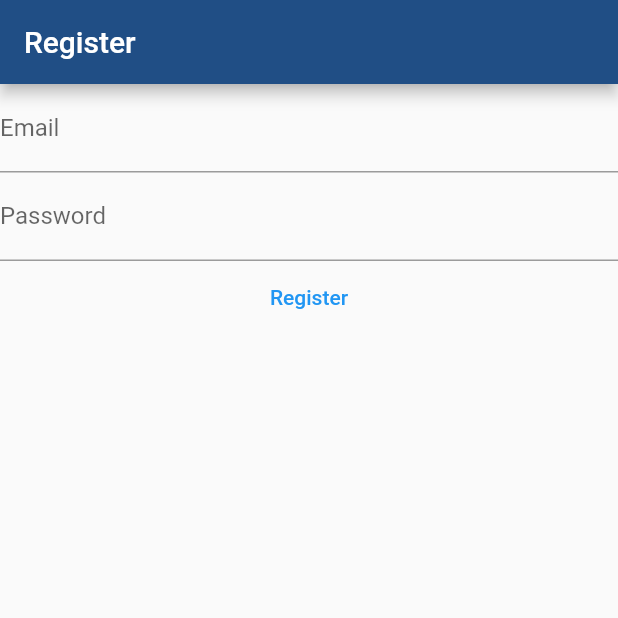
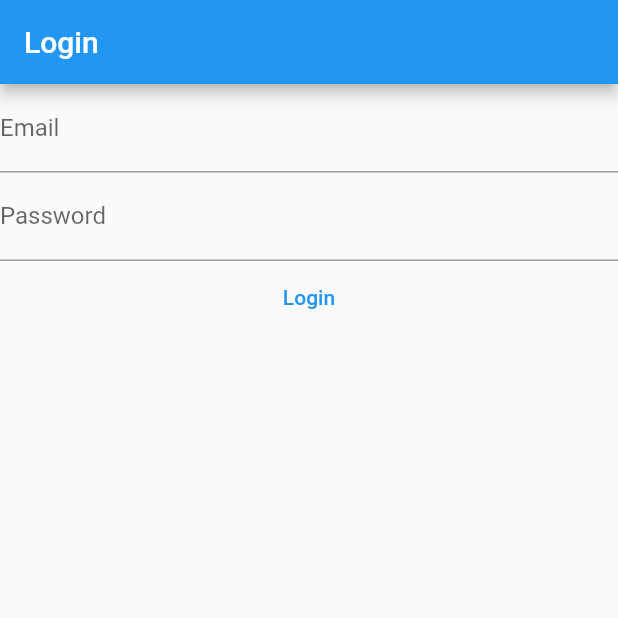
Before and after one commit to VikramNaik26/vandadFlutter, a Flutter app: the screen it shows after launch, on a phone screen of 412 x 824 dp, the top half of it. Run offline on Flutter 3.47's test engine with Material 2 defaults, Android fonts, the phone set to English and light mode, and no system bars; our stand-ins replace firebase_auth, firebase_core; accounts and stored records are empty.

Commit message:
login view added

```diff
--- /dev/null
+++ b/lib/views/logic_views.dart
@@ -0,0 +1,97 @@
+import 'package:firebase_auth/firebase_auth.dart';
+import 'package:firebase_core/firebase_core.dart';
+import 'package:flutter/material.dart';
+import 'package:quick_start/firebase_options.dart';
+
+class LoginView extends StatefulWidget {
+  const LoginView({super.key});
+
+  @override
+  State<LoginView> createState() => _LoginViewState();
+}
+
+class _LoginViewState extends State<LoginView> {
+  late final TextEditingController _email;
+  late final TextEditingController _password;
+
+  @override
+  void initState() {
+    _email = TextEditingController();
+    _password = TextEditingController();
+    super.initState();
+  }
+
+  @override
+  void dispose() {
+    _email.dispose();
+    _password.dispose();
+    super.dispose();
+  }
+
+  @override
+  Widget build(BuildContext context) {
+    return Scaffold(
+      appBar: AppBar(
+        title: const Text("Login"),
+        backgroundColor: Colors.blue,
+      ),
+      body: FutureBuilder(
+        future: Firebase.initializeApp(
+          options: DefaultFirebaseOptions.currentPlatform,
+        ),
+        builder: (context, snapshot) {
+          switch (snapshot.connectionState) {
+            case ConnectionState.done:
+              return Column(children: [
+                TextField(
+                  controller: _email,
+                  enableSuggestions: false,
+                  autocorrect: false,
+                  keyboardType: TextInputType.emailAddress,
+                  decoration: const InputDecoration(
+                    hintText: 'Email',
+                    labelText: "Email",
+                  ),
+                ),
+                TextField(
+                  controller: _password,
+                  enableSuggestions: false,
+                  autocorrect: false,
+                  obscureText: true,
+                  decoration: const InputDecoration(
+                    hintText: 'Password',
+                    labelText: "Password",
+                  ),
+                ),
+                TextButton(
+                    onPressed: () async {
+                      final email = _email.text;
+                      final password = _password.text;
+
+                      try {
+                        final UserCredential = await FirebaseAuth.instance
+                            .signInWithEmailAndPassword(
+                                email: email, password: password);
+
+                        print(UserCredential);
+                      } on FirebaseAuthException catch (e) {
+                        if (e.code == "invalid-login-credentials") {
+                          print("User not found");
+                        } else if (e.code == "wrong-password") {
+                          print("wrong-password");
+                          /* print("Something went wrong");
+                          print(e.code);
+                          print(e.stackTrace); */
+                        }
+                      }
+                    },
+                    child: Text("Login")),
+              ]);
+            default:
+              return const Text("Loading...");
+          }
+        },
+      ),
+    );
+  }
+}
```
Also changed, not shown: lib/main.dart (+24 -11 lines), 1 other file.
